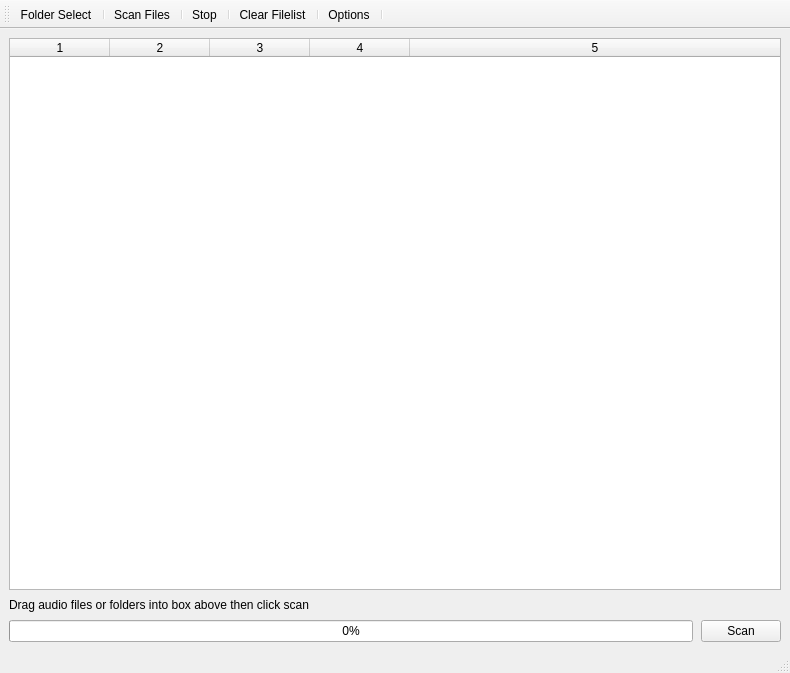
Qt form specton.ui (thwaller/specton) before a commit.
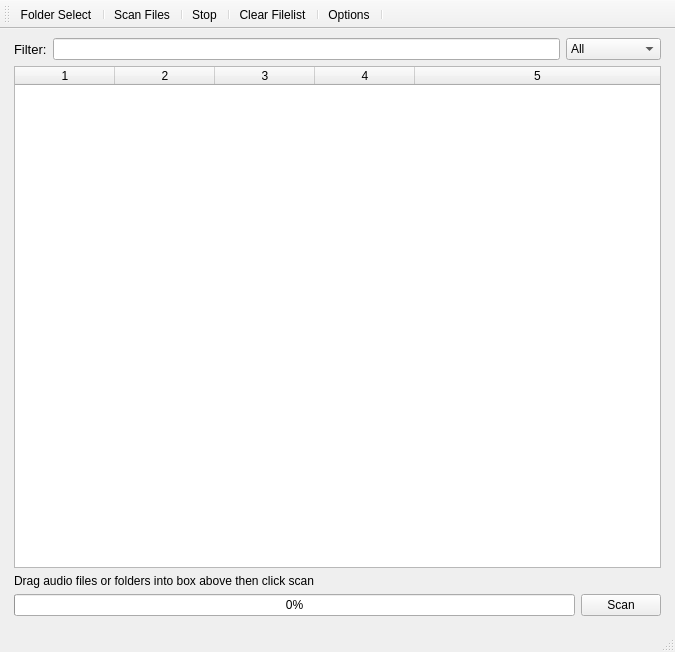
The same form after that commit. Icons and pictures are not drawn.

Commit message: Filter file list, translation support

Patch:
```diff
--- a/specton.ui
+++ b/specton.ui
@@ -6,12 +6,12 @@
    <rect>
     <x>0</x>
     <y>0</y>
-    <width>790</width>
-    <height>673</height>
+    <width>675</width>
+    <height>652</height>
    </rect>
   </property>
   <property name="sizePolicy">
-   <sizepolicy hsizetype="Preferred" vsizetype="Preferred">
+   <sizepolicy hsizetype="Expanding" vsizetype="Expanding">
     <horstretch>1</horstretch>
     <verstretch>1</verstretch>
    </sizepolicy>
@@ -32,13 +32,100 @@
   <widget class="QWidget" name="centralwidget">
    <layout class="QGridLayout" name="gridLayout">
     <item row="0" column="0">
-     <layout class="QVBoxLayout" name="verticalLayout" stretch="0,0,0">
-      <property name="spacing">
-       <number>8</number>
+     <layout class="QVBoxLayout" name="verticalLayout_2" stretch="0,0,0">
+      <property name="sizeConstraint">
+       <enum>QLayout::SetNoConstraint</enum>
       </property>
+      <property name="leftMargin">
+       <number>5</number>
+      </property>
+      <property name="topMargin">
+       <number>0</number>
+      </property>
+      <property name="rightMargin">
+       <number>5</number>
+      </property>
+      <property name="bottomMargin">
+       <number>5</number>
+      </property>
+      <item>
+       <layout class="QHBoxLayout" name="horizontalLayout_2">
       <property name="sizeConstraint">
-       <enum>QLayout::SetMinimumSize</enum>
-      </property>
+         <enum>QLayout::SetMaximumSize</enum>
+        </property>
+        <item>
+         <widget class="QLabel" name="label_2">
+          <property name="sizePolicy">
+           <sizepolicy hsizetype="Maximum" vsizetype="Maximum">
+            <horstretch>0</horstretch>
+            <verstretch>0</verstretch>
+           </sizepolicy>
+          </property>
+          <property name="maximumSize">
+           <size>
+            <width>16777215</width>
+            <height>30</height>
+           </size>
+          </property>
+          <property name="font">
+           <font>
+            <pointsize>10</pointsize>
+            <weight>50</weight>
+            <bold>false</bold>
+            <underline>false</underline>
+           </font>
+          </property>
+          <property name="text">
+           <string>Filter:</string>
+          </property>
+         </widget>
+        </item>
+        <item>
+         <widget class="QLineEdit" name="filterBox"/>
+        </item>
+        <item>
+         <widget class="QComboBox" name="filter_comboBox">
+          <item>
+           <property name="text">
+            <string>All</string>
+           </property>
+          </item>
+          <item>
+           <property name="text">
+            <string>Errors only</string>
+           </property>
+          </item>
+          <item>
+           <property name="text">
+            <string>Lossless</string>
+           </property>
+          </item>
+          <item>
+           <property name="text">
+            <string>Lossy</string>
+           </property>
+          </item>
+          <item>
+           <property name="text">
+            <string>High quality</string>
+           </property>
+          </item>
+          <item>
+           <property name="text">
+            <string>Low quality</string>
+           </property>
+          </item>
+          <item>
+           <property name="text">
+            <string>Unscanned</string>
+           </property>
+          </item>
+         </widget>
+        </item>
+       </layout>
+      </item>
+      <item>
+       <layout class="QVBoxLayout" name="verticalLayout">
       <item>
        <widget class="QTableWidget" name="tableWidget">
         <property name="minimumSize">
@@ -103,6 +190,8 @@
         </property>
        </widget>
       </item>
+       </layout>
+      </item>
       <item>
        <layout class="QHBoxLayout" name="horizontalLayout">
         <property name="sizeConstraint">
```
Left out of the diff: 20 changed lines with no effect on the pictures. Lines whose indentation alone changed are shown as unchanged. The commit also changes 13 other files.
